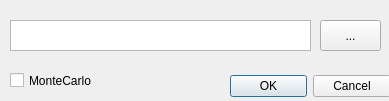
Before: the Qt Designer form LTSpice_feature/designer/file_select_dialog/FileSelectWindow.ui in grupo-tc-volcan/plot-tool, drawn with Qt 5.
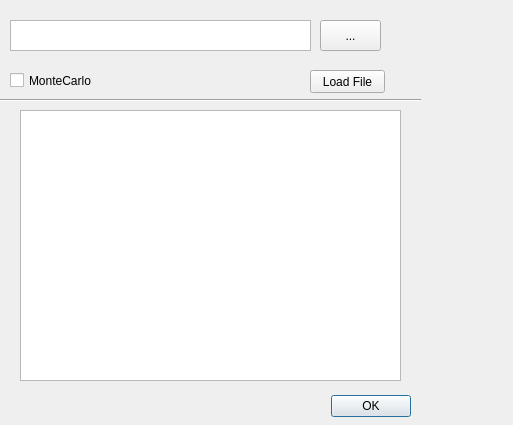
After: the same form once the commit is applied.

What changed in the file:
```diff
--- a/LTSpice_feature/designer/file_select_dialog/FileSelectWindow.ui
+++ b/LTSpice_feature/designer/file_select_dialog/FileSelectWindow.ui
@@ -6,8 +6,8 @@
    <rect>
     <x>0</x>
     <y>0</y>
-    <width>389</width>
-    <height>101</height>
+    <width>513</width>
+    <height>425</height>
    </rect>
   </property>
   <property name="sizePolicy">
@@ -22,9 +22,9 @@
   <widget class="QDialogButtonBox" name="buttonBox">
    <property name="geometry">
     <rect>
-     <x>230</x>
-     <y>70</y>
-     <width>161</width>
+     <x>320</x>
+     <y>390</y>
+     <width>91</width>
      <height>32</height>
     </rect>
    </property>
@@ -32,7 +32,7 @@
     <enum>Qt::Horizontal</enum>
    </property>
    <property name="standardButtons">
-    <set>QDialogButtonBox::Cancel|QDialogButtonBox::Ok</set>
+    <set>QDialogButtonBox::Ok</set>
    </property>
   </widget>
   <widget class="QPushButton" name="BrowseButton">
@@ -77,6 +77,42 @@
     <bool>false</bool>
    </property>
   </widget>
+  <widget class="QPushButton" name="ReadFileButton">
+   <property name="geometry">
+    <rect>
+     <x>310</x>
+     <y>70</y>
+     <width>75</width>
+     <height>23</height>
+    </rect>
+   </property>
+   <property name="text">
+    <string>Load File</string>
+   </property>
+  </widget>
+  <widget class="Line" name="line">
+   <property name="geometry">
+    <rect>
+     <x>0</x>
+     <y>90</y>
+     <width>421</width>
+     <height>20</height>
+    </rect>
+   </property>
+   <property name="orientation">
+    <enum>Qt::Horizontal</enum>
+   </property>
+  </widget>
+  <widget class="QTableWidget" name="tableWidget">
+   <property name="geometry">
+    <rect>
+     <x>20</x>
+     <y>110</y>
+     <width>381</width>
+     <height>271</height>
+    </rect>
+   </property>
+  </widget>
  </widget>
  <resources/>
  <connections>
```
Left out of the diff: 11 changed lines with no effect on the pictures.
